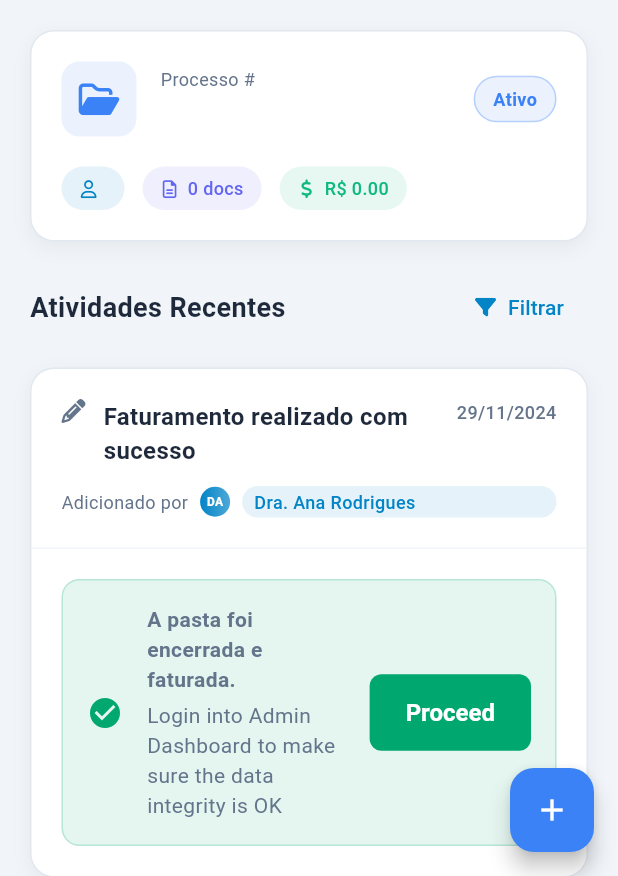
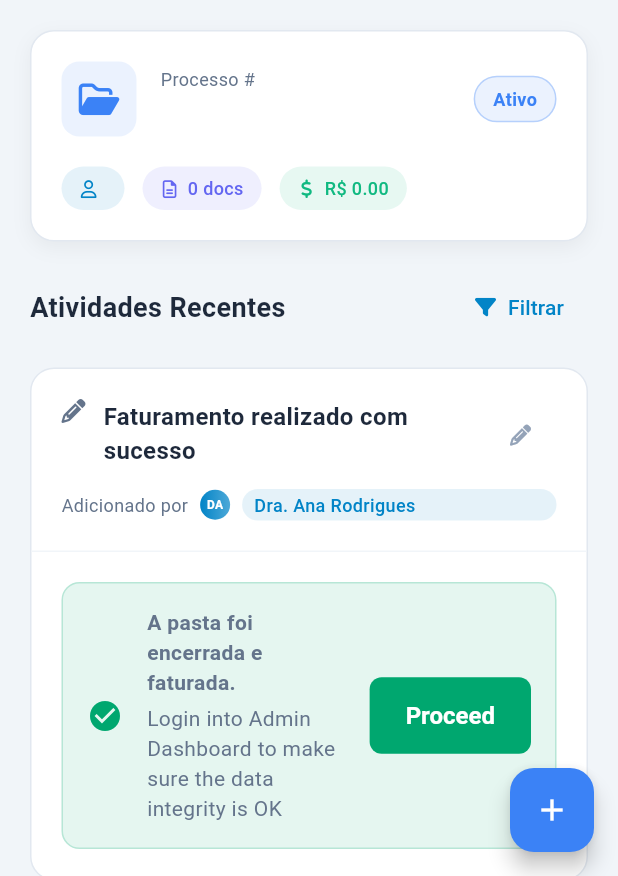
Before and after one commit to gabrielmaialva33/yol-benicio-app, a Flutter app: the HistoryPage screen opened directly with empty values, on a phone screen of 412 x 824 dp, the part 360-1236 px from its top. Run offline on Flutter 3.47's test engine with Material 3 defaults, Android fonts, the phone set to English and light mode, and no system bars; our stand-ins replace faker, fl_chart, flutter_svg, font_awesome_flutter, shared_preferences; accounts and stored records are empty; Roboto replaces fonts that are missing (SF Pro Display, SF Pro Text).

Commit message:
chore: cleanup indentation and formatting for better readability; minor refactors in history and dashboard components; replace deprecated icons and optimize reusable methods

```diff
--- a/lib/features/history/history_page.dart
+++ b/lib/features/history/history_page.dart
@@ -109,8 +109,8 @@ class _HistoryPageState extends State<HistoryPage>
               ),
             ],
             flexibleSpace: FlexibleSpaceBar(
-              titlePadding: const EdgeInsets.only(
-                  left: 20, bottom: 16, right: 20),
+              titlePadding:
+                  const EdgeInsets.only(left: 20, bottom: 16, right: 20),
               title: FadeTransition(
                 opacity: _fadeAnimation,
                 child: Container(
@@ -122,8 +122,8 @@ class _HistoryPageState extends State<HistoryPage>
                     children: [
                       Flexible(
                         child: Container(
-                          padding: const EdgeInsets.symmetric(horizontal: 12,
-                              vertical: 2),
+                          padding: const EdgeInsets.symmetric(
+                              horizontal: 12, vertical: 2),
                           decoration: BoxDecoration(
                             color: Colors.white.withOpacity(0.2),
                             borderRadius: BorderRadius.circular(20),
@@ -246,12 +246,11 @@ class _HistoryPageState extends State<HistoryPage>
                             crossAxisAlignment: CrossAxisAlignment.start,
                             children: [
                               Text(
-                                'Processo #${widget.folder.processNumber ??
-                                    widget.folder.code}',
+                                'Processo #${widget.folder.processNumber ?? widget.folder.code}',
                                 style: TextStyle(
                                   fontSize: 12,
-                                  color: themeProvider.themeData.textTheme
-                                      .bodySmall?.color,
+                                  color: themeProvider
+                                      .themeData.textTheme.bodySmall?.color,
                                 ),
                               ),
                               const SizedBox(height: 4),
@@ -260,8 +259,8 @@ class _HistoryPageState extends State<HistoryPage>
                                 style: TextStyle(
                                   fontSize: 16,
                                   fontWeight: FontWeight.w600,
-                                  color: themeProvider.themeData.textTheme
-                                      .titleMedium?.color,
+                                  color: themeProvider
+                                      .themeData.textTheme.titleMedium?.color,
                                 ),
                               ),
                             ],
@@ -300,7 +299,7 @@ class _HistoryPageState extends State<HistoryPage>
                         ),
                         const SizedBox(width: 12),
                         _buildInfoChip(
-                          icon: FontAwesomeIcons.fileAlt,
+                          icon: FontAwesomeIcons.fileLines,
                           label: '${widget.folder.documentsCount} docs',
                           color: const Color(0xFF6366F1),
                         ),
@@ -308,8 +307,8 @@ class _HistoryPageState extends State<HistoryPage>
                         if (widget.folder.contractValue != null)
                           _buildInfoChip(
                             icon: FontAwesomeIcons.dollarSign,
-                            label: 'R\$ ${widget.folder.contractValue!
-                                .toStringAsFixed(2)}',
+                            label:
+                                'R\$ ${widget.folder.contractValue!.toStringAsFixed(2)}',
                             color: const Color(0xFF10B981),
                           ),
                       ],
@@ -332,8 +331,8 @@ class _HistoryPageState extends State<HistoryPage>
                     style: TextStyle(
                       fontSize: 18,
                       fontWeight: FontWeight.w700,
-                      color: themeProvider.themeData.textTheme.titleMedium
-                          ?.color,
+                      color:
+                          themeProvider.themeData.textTheme.titleMedium?.color,
                     ),
                   ),
                   TextButton.icon(
--- a/lib/features/history/widgets/history_card.dart
+++ b/lib/features/history/widgets/history_card.dart
@@ -87,15 +87,6 @@ class _HistoryCardState extends State<HistoryCard>
                   ? Colors.white.withOpacity(0.1)
                   : const Color(0xFFE2E8F0),
             ),
-            boxShadow: [
-              BoxShadow(
-                color: themeProvider.isDarkMode
-                    ? Colors.black.withOpacity(0.2)
-                    : Colors.black.withOpacity(0.05),
-                blurRadius: 10,
-                offset: const Offset(0, 4),
-              ),
-            ],
           ),
           child: Column(
             children: [
@@ -152,14 +143,15 @@ class _HistoryCardState extends State<HistoryCard>
                             ],
                           ),
                         ),
-                        Text(
-                          widget.date,
-                          style: TextStyle(
-                            fontSize: 12,
-                            fontWeight: FontWeight.w500,
-                            color: themeProvider
-                                .themeData.textTheme.bodySmall?.color,
+                        IconButton(
+                          icon: const FaIcon(
+                            FontAwesomeIcons.pencil,
+                            size: 14,
+                            color: Color(0xFF94A3B8),
                           ),
+                          onPressed: () {
+                            // TODO: Implementar edição
+                          },
                         ),
                       ],
                     ),
@@ -209,7 +201,7 @@ class _HistoryCardState extends State<HistoryCard>
                                 horizontal: 8, vertical: 2),
                             decoration: BoxDecoration(
                               color:
-                              themeProvider.primaryColor.withOpacity(0.1),
+                                  themeProvider.primaryColor.withOpacity(0.1),
                               borderRadius: BorderRadius.circular(12),
                             ),
                             child: Text(
--- a/lib/features/shared/services/mock_data_service.dart
+++ b/lib/features/shared/services/mock_data_service.dart
@@ -1,5 +1,4 @@
 import 'dart:math';
-import 'package:faker/faker.dart' hide Color;
 import '../../folders/models/folder.dart';
 import '../../shared/models/client.dart';
 import '../../shared/models/user.dart';
```
Also changed, not shown: lib/features/dashboard/pages/dashboard_page.dart (+3 -21 lines), lib/features/history/pages/general_history_page.dart (+17 -20 lines).
